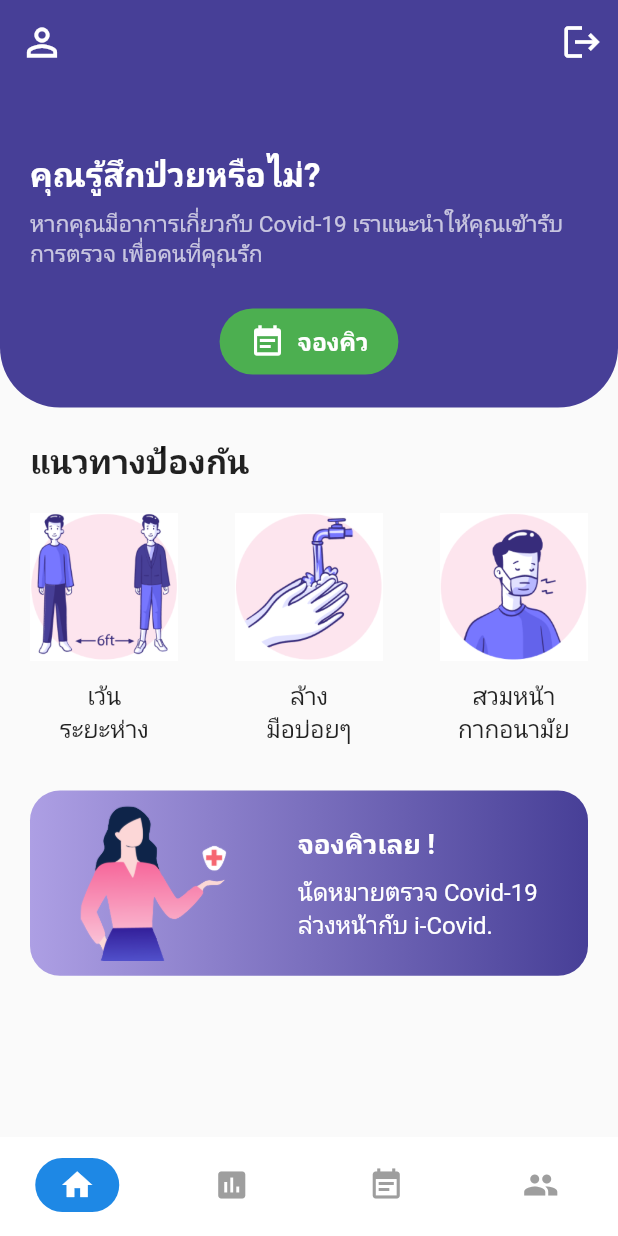
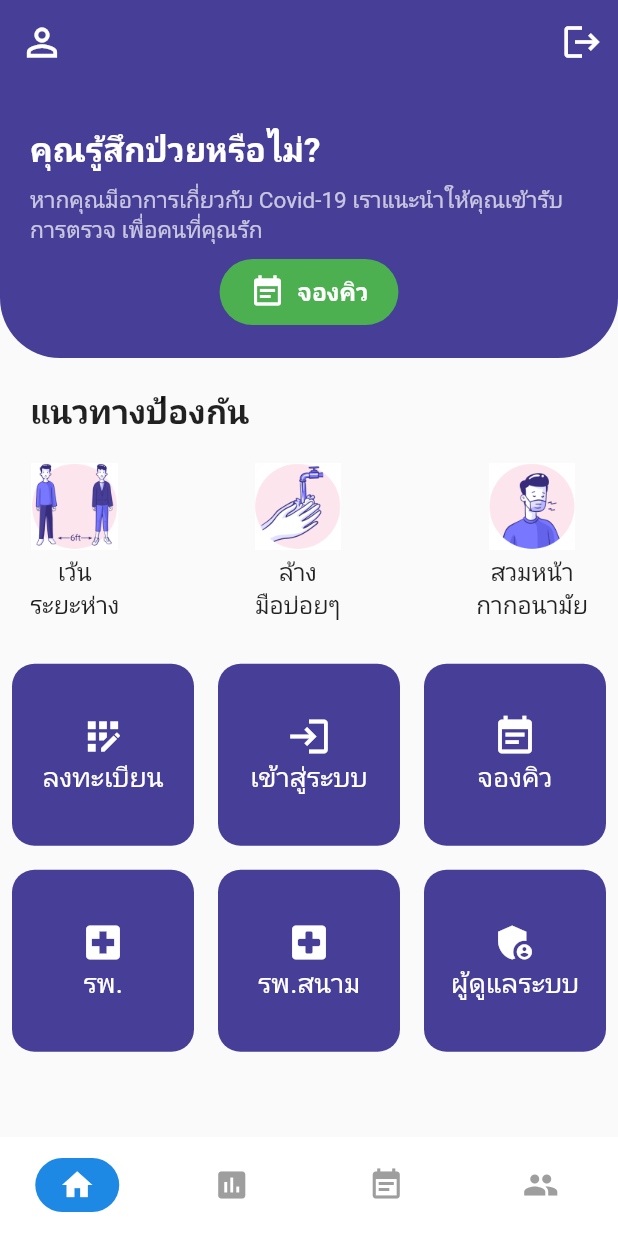
Before and after one commit to is767-1-2021/ronachai, a Flutter app: the BottomNavScreen screen opened directly, on a phone screen of 412 x 824 dp. Run offline on Flutter 3.47's test engine with Material 2 defaults, Android fonts, the phone set to English and light mode, and no system bars; our stand-ins replace animated_splash_screen, barcode_widget, cloud_firestore, firebase_core; missing offline and left inert: flutter_barcode_scanner; accounts and stored records are empty; project files that could hold a hidden picture were left out.

Commit message:
งานทำในคาบ Your App - เลือก สักส่วนในแอพกลุ่ม(Update)

```diff
--- a/team_app/lib/controllers/booking.dart
+++ b/team_app/lib/controllers/booking_controller.dart
@@ -1,16 +1,17 @@
 import 'dart:async';
 
-import 'package:icovid/models/booking_class.dart';
-import 'package:icovid/services/service.dart';
+import 'package:icovid/models/booking_model.dart';
+import 'package:icovid/pages/ubooking_list_page.dart';
+import 'package:icovid/services/booking_service.dart';
 
 class BookingController {
-  final Services services;
+  final BookingServices services;
   List<Booking> bookings = List.empty();
 
   StreamController<bool> onSyncController = StreamController();
   Stream<bool> get onSync => onSyncController.stream;
+
   BookingController(this.services);
-
 
   Future<List<Booking>> fecthBookings() async {
     onSyncController.add(true);
@@ -18,4 +19,8 @@ class BookingController {
     onSyncController.add(false);
     return bookings;
   }
+
+  void addBooking(BookingItem items) async {
+    services.addBooking(items);
+  }
 }
--- a/team_app/lib/models/booking_class.dart
+++ /dev/null
@@ -1,33 +0,0 @@
-import 'package:cloud_firestore/cloud_firestore.dart';
-
-class Booking {
-  final String hospitalName;
-  final String checkDate;
-  final String result;
-  final String fullName;
-
-  Booking(this.hospitalName, this.checkDate, this.result, this.fullName);
-
-  factory Booking.fromDs(
-    Map<String, Object?> json,
-  ) {
-    return Booking(
-      json['hospitalName'] as String,
-      json['checkDate'] as String,
-      json['result'] as String,
-      json['fullName'] as String,
-    );
-  }
-}
-
-class AllBookings {
-  final List<Booking> bookings;
-  AllBookings(this.bookings);
-
-  factory AllBookings.fromSnapshot(QuerySnapshot s) {
-    List<Booking> bookings = s.docs.map((DocumentSnapshot ds) {
-      return Booking.fromDs(ds.data() as Map<String, dynamic>);
-    }).toList();
-    return AllBookings(bookings);
-  }
-}
--- a/team_app/lib/pages/booking_step1_page.dart
+++ b/team_app/lib/pages/booking_step1_page.dart
@@ -2,7 +2,6 @@ import 'package:flutter/material.dart';
 import 'package:flutter/services.dart';
 import 'package:icovid/constants/color_constant.dart';
 import 'package:icovid/models/booking_model.dart';
-import 'package:icovid/models/profile_model.dart';
 import 'package:icovid/models/user_provider.dart';
 import 'package:icovid/pages/booking_step2_page.dart';
 import 'package:provider/provider.dart';
--- a/team_app/lib/pages/bottom_nav_page.dart
+++ b/team_app/lib/pages/bottom_nav_page.dart
@@ -1,26 +1,21 @@
 import 'package:flutter/material.dart';
-import 'package:icovid/controllers/booking.dart';
-import 'package:icovid/pages/ubooking_list_page.dart';
-import 'package:icovid/services/service.dart';
 
 import 'dash_board_page.dart';
 import 'home_page.dart';
 import 'team_member_page.dart';
+import 'ubooking_list_page.dart';
 
 class BottomNavScreen extends StatefulWidget {
-  const BottomNavScreen(
-      {Key? key}): super(key: key);
 
   @override
   _BottomNavScreenState createState() => _BottomNavScreenState();
 }
 
 class _BottomNavScreenState extends State<BottomNavScreen> {
-
   final List _screens = [
     HomeScreen(),
     DashboardScreen(),
-    Scaffold(),//BookingListcreen(),
+    BookingListcreen(),
     TeamMemberScreen(),
   ];
   int _currentIndex = 0;
--- a/team_app/lib/pages/home_page.dart
+++ b/team_app/lib/pages/home_page.dart
@@ -1,5 +1,6 @@
 import 'package:flutter/cupertino.dart';
 import 'package:flutter/material.dart';
+import 'package:icovid/constants/color_constant.dart';
 import 'package:icovid/data/data.dart';
 import 'package:icovid/pages/booking_step1_page.dart';
 import 'package:icovid/pages/login_page.dart';
@@ -30,10 +31,9 @@ class _HomeScreenState extends State<HomeScreen> {
             iconSize: 28.0,
             onPressed: () {
               Navigator.pushAndRemoveUntil(
-                context,
-                MaterialPageRoute(builder: (context) => LogInScreen()),
-                (route) => false
-              );
+                  context,
+                  MaterialPageRoute(builder: (context) => LogInScreen()),
+                  (route) => false);
             },
           ),
         ],
@@ -43,7 +43,8 @@ class _HomeScreenState extends State<HomeScreen> {
         slivers: [
           _headerSection(screenHeight),
           _preventionTipsSection(screenHeight),
-          _BookingSection(screenHeight)
+          //_BookingSection(screenHeight),
+          _Menu(screenHeight)
         ],
       ),
     );
@@ -65,7 +66,7 @@ class _HomeScreenState extends State<HomeScreen> {
         child: Column(
           crossAxisAlignment: CrossAxisAlignment.start,
           children: [
-            SizedBox(height: screenHeight * 0.03),
+            SizedBox(height: screenHeight * 0.01),
             Column(
               crossAxisAlignment: CrossAxisAlignment.center,
               children: [
@@ -88,7 +89,7 @@ class _HomeScreenState extends State<HomeScreen> {
                 ),
               ],
             ),
-            SizedBox(height: screenHeight * 0.03),
+            SizedBox(height: screenHeight * 0.01),
             Row(
               mainAxisAlignment: MainAxisAlignment.center,
               children: [
@@ -150,9 +151,9 @@ class _HomeScreenState extends State<HomeScreen> {
                         children: [
                           Image.asset(
                             e.keys.first,
-                            height: screenHeight * 0.12,
+                            height: screenHeight * 0.07,
                           ),
-                          SizedBox(height: screenHeight * 0.015),
+                          SizedBox(height: screenHeight * 0.005),
                           Text(
                             e.values.first,
                             style: TextStyle(
@@ -211,4 +212,48 @@ class _HomeScreenState extends State<HomeScreen> {
       ),
     );
   }
+
+  SliverToBoxAdapter _Menu(double screenHeight) {
+    final List<Icon> _iconList = <Icon>
+    [
+      Icon(Icons.app_registration,color: Colors.white,size: 30,),Icon(Icons.login,color: Colors.white,size: 30,),
+      Icon(Icons.event_note,color: Colors.white,size: 30,),Icon(Icons.local_hospital,color: Colors.white,size: 30,),
+      Icon(Icons.local_hospital_rounded,color: Colors.white,size: 30,),Icon(Icons.admin_panel_settings,color: Colors.white,size: 30,),
+    ];
+    return SliverToBoxAdapter(
+      child: Container(
+        height: screenHeight *0.35,
+        child: GridView.count(
+          crossAxisCount: 3,
+          children: List.generate(6, (index) {
+            return InkWell(
+              onTap: () {
+                Navigator.pushNamed(context, '/${index + 1}');
+              },
+              child: Container(
+                margin: EdgeInsets.all(8.0),
+                decoration: BoxDecoration(
+                  color: iBlueColor,
+                  borderRadius: BorderRadius.circular(15.0),
+                ),
+                child: Center(
+                  child: Column(
+                    mainAxisAlignment: MainAxisAlignment.center,
+                    crossAxisAlignment: CrossAxisAlignment.center,
+                    children: [
+                      _iconList[index],
+                      Text(
+                        index+1 == 1 ? 'ลงทะเบียน': index+1 == 2 ? 'เข้าสู่ระบบ':index+1 == 3 ?'จองคิว':index+1 == 4 ?'รพ.':index+1 == 5 ?'รพ.สนาม':'ผู้ดูแลระบบ',
+                        style: TextStyle(color: Colors.white, fontSize: 18),
+                      ),
+                    ],
+                  ),
+                ),
+              ),
+            );
+          }
+        ),
+    ),
+      ));
+  }
 }
```
Also changed, not shown: team_app/lib/main.dart (+31 -18 lines), team_app/lib/models/booking_model.dart (+38 -1 lines), team_app/lib/pages/booking_step2_page.dart (+19 -7 lines), team_app/lib/pages/ubooking_list_page.dart (+26 -8 lines), team_app/lib/services/booking_service.dart (added, +33 -0 lines), team_app/lib/services/service.dart (deleted, +0 -19 lines).
